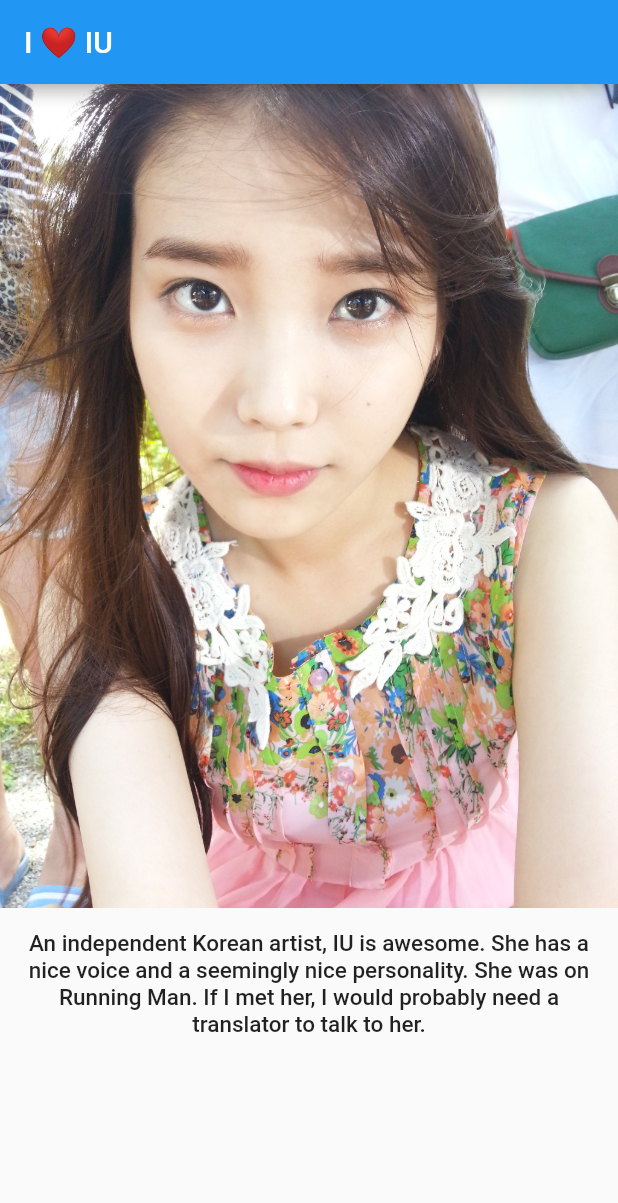
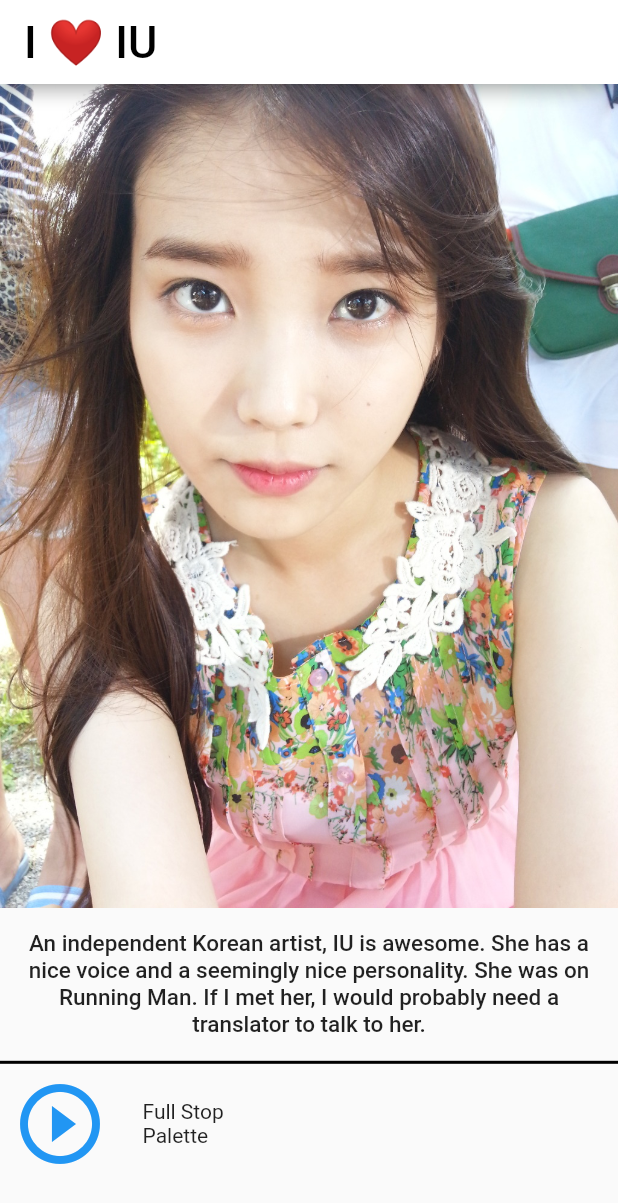
Before and after one commit to OneCodeMan/IU-appreciation-app, a Flutter app: the screen it shows after launch, on a phone screen of 412 x 824 dp. Shown: the top 1203 px of the screen. Run offline on Flutter 3.47's test engine with Material 2 defaults, Android fonts, the phone set to English and light mode, and no system bars; missing offline and left inert: carousel.

```diff
--- a/lib/main.dart
+++ b/lib/main.dart
@@ -1,4 +1,6 @@
 import 'package:flutter/material.dart';
+import './models/song.dart';
+import './views/song_cell.dart';
 //import 'package:iu_appreciation/views/iu_carousel.dart';
 
 void main() => runApp(new IUAppreciationApp());
@@ -14,6 +16,13 @@ class IUAppreciationApp extends StatefulWidget {
 class IUAppreciationState extends State<IUAppreciationApp> {
 
   static final descriptionString = 'An independent Korean artist, IU is awesome. She has a nice voice and a seemingly nice personality. She was on Running Man. If I met her, I would probably need a translator to talk to her.';
+
+  static final kSongs = const <Song>[
+    const Song(audioFile: "dummy.mp3", title: "Full Stop", albumName: "Palette"),
+    const Song(audioFile: "dummy2.mp3", title: "Obliviate", albumName: "Modern Times"),
+    const Song(audioFile: "dummy3.mp3", title: "23", albumName: "Chat-shire")
+  ];
+
   Padding descriptionText = new Padding(
                   padding: new EdgeInsets.all(15.0),
                     child: new Text(
@@ -28,15 +37,16 @@ class IUAppreciationState extends State<IUAppreciationApp> {
     return new MaterialApp(
       home: new Scaffold(
         appBar: new AppBar(
-          title: new Text('I ❤️ IU')
+          title: new Text('I ❤️ IU', style: new TextStyle(color: Colors.black, fontSize: 30.0)),
+          backgroundColor: Colors.white,
         ),
         body:
           new Container(
             child: new ListView(
               children: [
-                new Image.asset("images/iu_carousel_1.jpg"),
+                new Image.asset('images/iu_carousel_1.jpg'),
                 descriptionText,
-
+                new SongCell(kSongs[0])
               ]
             )
           )
--- a/lib/models/song.dart
+++ b/lib/models/song.dart
@@ -3,5 +3,5 @@ class Song {
   final String title;
   final String albumName;
 
-  Song(this.audioFile, this.title, this.albumName);
+  const Song({this.audioFile, this.title, this.albumName});
 }
--- a/lib/views/song_cell.dart
+++ b/lib/views/song_cell.dart
@@ -5,12 +5,37 @@ class SongCell extends StatelessWidget {
   final Song song;
   SongCell(this.song);
 
+  //var _isPlaying = false;
+
   @override
   Widget build(BuildContext context) {
-    return new Column(
-      children: [
-        new Text("WOOOO")
-      ]
+    return new Container(
+      decoration: new BoxDecoration(
+        border: new Border(
+          top: new BorderSide(
+            color: Colors.black,
+            width: 2.0
+          )
+        )
+      ),
+      child: new Row(
+        children: [
+          new IconButton(
+            onPressed: () {
+              print("Pressed");
+            },
+            iconSize: 64.0,
+            icon: new Icon(Icons.play_circle_outline),
+            color: Colors.blue
+          ),
+          new Padding(
+            padding: new EdgeInsets.all(15.0),
+            child: new Text(
+              '${song.title}\n${song.albumName}'
+              )
+          )
+        ]
+      )
     );
   }
 
```
